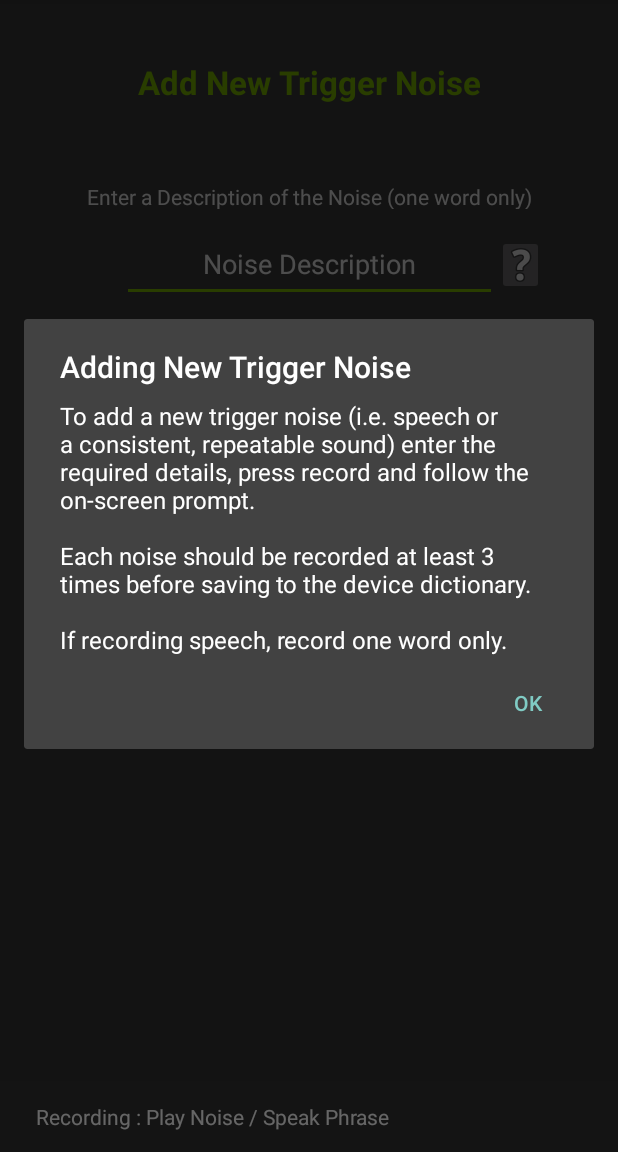
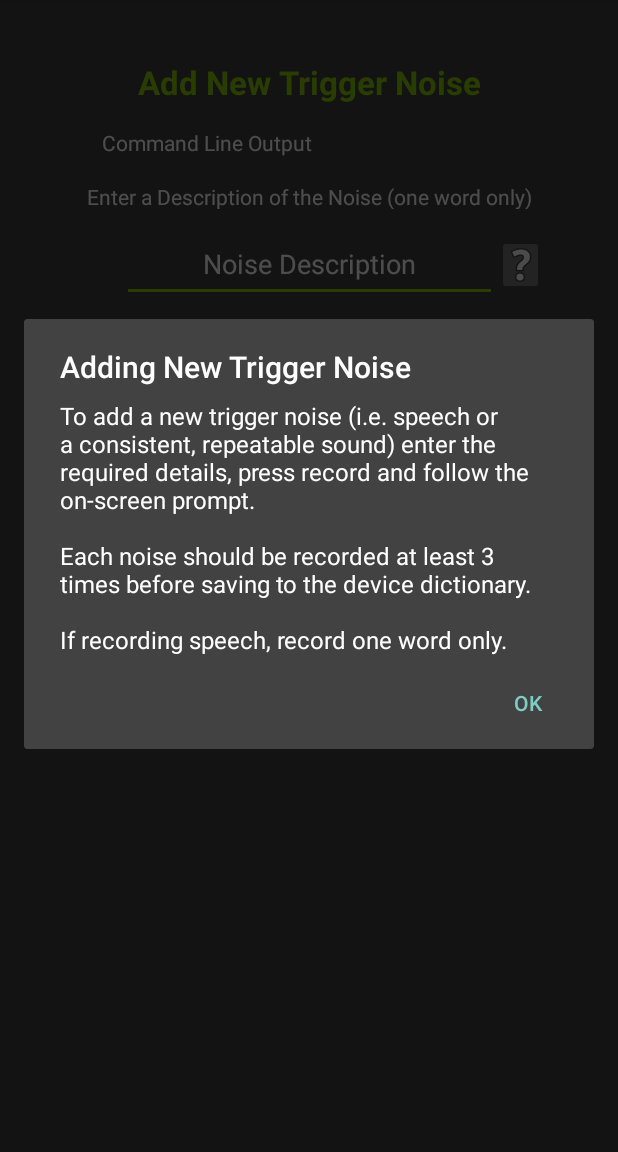
Before and after one commit to paddyburns79/HomeHead_Android_App, an Android app: the AddNewTriggerNoiseActivity screen opened directly, with no data from a screen before it, after a tap on "add_noise_tooltip_icon", on a phone screen of 412 x 824 dp, the part 84-1236 px from its top. Run offline under Robolectric (Android 15) with nearby library versions, the phone set to English and light mode, and no system bars; libraries missing offline, so code that uses them is left out: com.jcraft.jsch.

Commit message:
Capture command line output following push of SSH command to the Raspberry Pi

```diff
--- a/app/src/main/java/com/paddy/homehead/AddNewTriggerNoiseActivity.java
+++ b/app/src/main/java/com/paddy/homehead/AddNewTriggerNoiseActivity.java
@@ -12,6 +12,7 @@ import android.util.Log;
 import android.view.View;
 import android.widget.EditText;
 import android.widget.ImageButton;
+import android.widget.TextView;
 
 import com.jcraft.jsch.ChannelExec;
 import com.jcraft.jsch.JSch;
@@ -28,9 +29,6 @@ import java.util.Properties;
 
 public class AddNewTriggerNoiseActivity extends AppCompatActivity {
 
-    // String to accept ssh cmd line output
-    String cmdOutput;
-
     // Strings to accept user input data
     String noiseDescription, deviceId, ipAddress, devicePassword;
 
@@ -44,7 +42,7 @@ public class AddNewTriggerNoiseActivity extends AppCompatActivity {
         super.onCreate(savedInstanceState);
         setContentView(R.layout.activity_add_new_trigger_noise);
 
-       final String TAG = "TESTING";
+       //final String TAG = "TESTING";
 
         // linking input values to each input field
         deviceIdInput = (EditText) findViewById(R.id.calibrate_device_deviceID_textbox);
@@ -69,8 +67,7 @@ public class AddNewTriggerNoiseActivity extends AppCompatActivity {
                     @Override
                     protected Void doInBackground(Integer... params) {
                         try {
-                            Log.i(TAG,executeSSHCommandAddNoise()+cmdOutput);
-                           // executeSSHCommandAddNoise();
+                            executeSSHCommandAddNoise();
                         } catch (Exception e) {
                             e.printStackTrace();
                         }
@@ -194,10 +191,11 @@ public class AddNewTriggerNoiseActivity extends AppCompatActivity {
 
 
 
-    public String executeSSHCommandAddNoise() throws Exception {
+    public void executeSSHCommandAddNoise() throws Exception {
         String user = deviceId;
         String password = devicePassword;
         String host = ipAddress;
+
         int port=22;
 
         JSch jsch = new JSch();
@@ -212,37 +210,59 @@ public class AddNewTriggerNoiseActivity extends AppCompatActivity {
         session.connect();
 
         // SSH Channel
-        ChannelExec channel = (ChannelExec)
-                session.openChannel("exec");
-        //ByteArrayOutputStream baos = new ByteArrayOutputStream();
-        //channel.setOutputStream(baos);
-        //cmdOutput = new String(baos.toString());
-
-        /*OutputStream ops = channel.getOutputStream();
-        PrintStream ps = new PrintStream(ops);
-        channel.connect();
-        ps.println("cd sopare; ./sopare.py -v -t "+noiseDescription);*/
-
+        ChannelExec channel = (ChannelExec) session.openChannel("exec");
         // Execute command
         channel.setCommand("cd sopare; ./sopare.py -v -t "+noiseDescription);
-        channel.setInputStream(null);
+
+        final StringBuilder outputBuffer = new StringBuilder();
+        StringBuilder errorBuffer = new StringBuilder();
+
+        InputStream inStream = channel.getInputStream();
+        //BufferedReader reader = new BufferedReader(new InputStreamReader(in));
+        InputStream errStream = channel.getExtInputStream();
+
         channel.connect();
 
-        InputStream in = channel.getInputStream();
-        BufferedReader reader = new BufferedReader(new InputStreamReader(in));
+        String TAG_err2 = "hh_err_log2";
 
-        String jarOutput = reader.readLine();
+        byte[] tmp = new byte[1024];
+        while (true) {
+            while (inStream.available() > 0) {
+                int i = inStream.read(tmp, 0, 1024);
+                if (i < 0) break;
+                outputBuffer.append(new String(tmp, 0, i));
+            }
+            while (errStream.available() > 0) {
+                int i = errStream.read(tmp, 0, 1024);
+                if (i < 0) break;
+                errorBuffer.append(new String(tmp, 0, i));
+                Log.i(TAG_err2, errorBuffer.toString());
+            }
+            if (channel.isClosed()) {
+                if ((inStream.available() > 0) || (errStream.available() > 0)) continue;
+                System.out.println("exit-status: " + channel.getExitStatus());
+                break;
+            }
 
-       /* while ((jarOutput = reader.readLine().toLowerCase()) != null)
-            System.out.println(jarOutput);
-        reader.close();*/
+            try {
+                Thread.sleep(1000);
+            } catch (Exception ee) {
+            }
 
-        // Snackbar to indicate connection status : success
+        }
+
+        String errBuff = errorBuffer.toString();
+
+        // Snackbar to indicate process has completed
         Snackbar.make(findViewById(android.R.id.content),
-                "Recording : Play Noise / Speak Phrase ", Snackbar.LENGTH_LONG)
+                "Recording Completed", Snackbar.LENGTH_LONG)
                 .setAction("Action", null).show();
+        // Disconnect channel
+        channel.disconnect();
 
-        return jarOutput;
+
+
+
 
     }
 
--- a/app/src/main/res/layout/activity_add_new_trigger_noise.xml
+++ b/app/src/main/res/layout/activity_add_new_trigger_noise.xml
@@ -158,4 +158,16 @@
         app:srcCompat="@android:drawable/ic_menu_help"
         android:onClick="displayNewNoiseTooltip"/>
 
+    <TextView
+        android:id="@+id/add_noise_cmd_output_textView"
+        android:layout_width="276dp"
+        android:layout_height="19dp"
+        android:layout_marginEnd="8dp"
+        android:layout_marginStart="8dp"
+        android:layout_marginTop="16dp"
+        android:text="@string/command_line_output"
+        app:layout_constraintEnd_toEndOf="parent"
+        app:layout_constraintStart_toStartOf="parent"
+        app:layout_constraintTop_toBottomOf="@+id/calibrate_noise_activity_textview" />
+
 </android.support.constraint.ConstraintLayout>
--- a/app/src/main/res/values/strings.xml
+++ b/app/src/main/res/values/strings.xml
@@ -123,4 +123,5 @@
     <string name="record_noise_phrase">Record Noise/Phrase</string>
     <string name="save_to_dictionary">Save to Dictionary</string>
     <string name="add_noise_tooltip_icon">add_noise_tooltip_icon</string>
+    <string name="command_line_output">Command Line Output</string>
 </resources>
```
